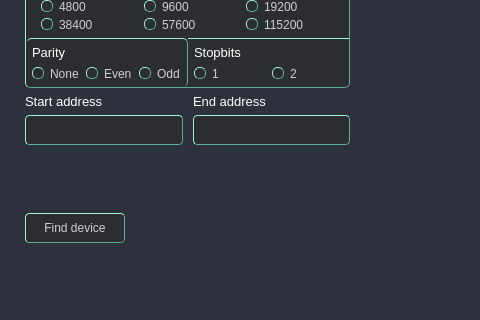
The window that UI/forms/AqAddDeviceWindow.ui (romangolovkou/AQteck_toolMAX) describes before a commit, drawn with Qt 5; both pictures show x 0 to 480 and y 280 to 600 of the 800 by 600 pixel window.
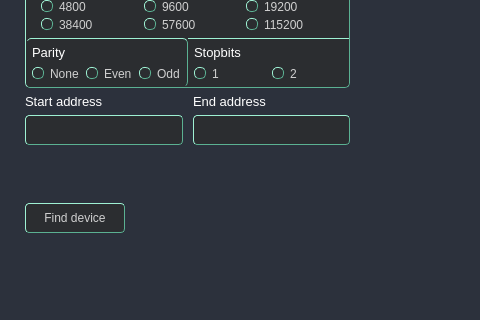
The same window after the commit. The open tabs and pages were chosen to show the change. Icons and pictures are not drawn. Custom widgets are drawn as their Qt base class.

Commit message: Пофікшено криві стекед віджет

```diff
--- a/UI/forms/AqAddDeviceWindow.ui
+++ b/UI/forms/AqAddDeviceWindow.ui
@@ -526,7 +526,7 @@
              <number>0</number>
             </property>
             <property name="bottomMargin">
-             <number>10</number>
+             <number>0</number>
             </property>
             <item alignment="Qt::AlignTop">
              <widget class="QStackedWidget" name="stackedWidget">
```
Left out of the diff: 117 changed lines with no effect on the pictures. The commit also changes 1 other file.
